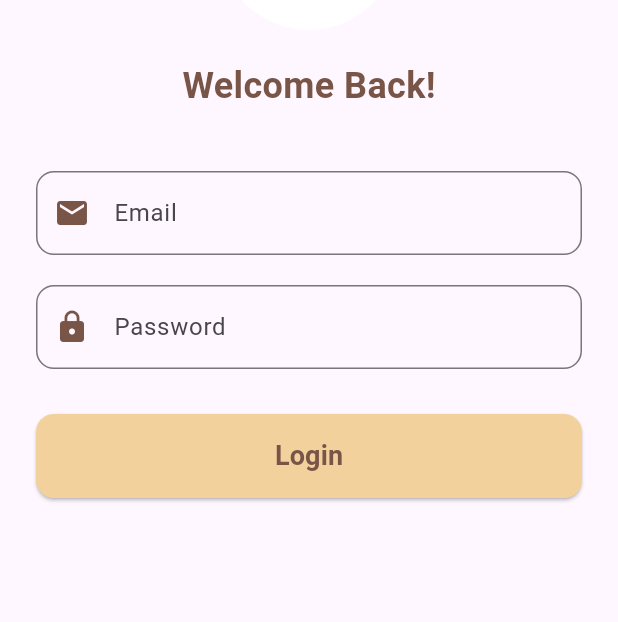
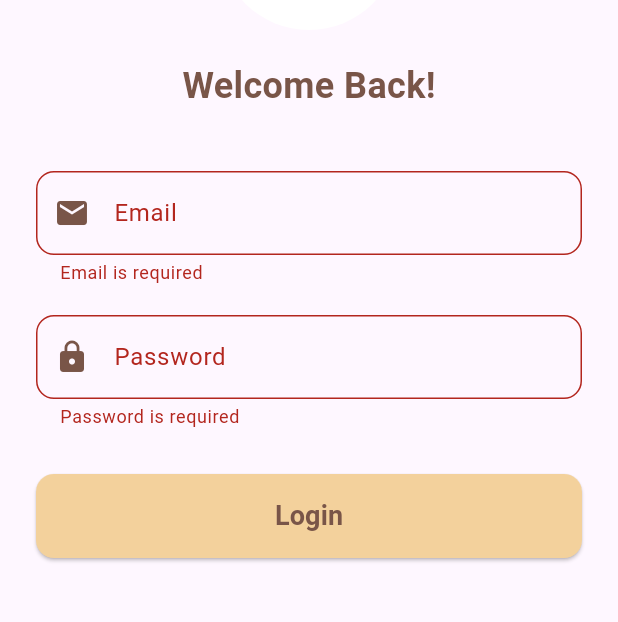
Before and after one commit to anshuyas/daisy_brew, a Flutter app: the LoginScreen screen opened directly, after a tap on "Login", on a phone screen of 412 x 824 dp, the part 210-832 px from its top. Run offline on Flutter 3.47's test engine with Material 3 defaults, Android fonts, the light colour scheme and no system bars.

Commit message:
modified login page

```diff
--- a/lib/screens/login_screen.dart
+++ b/lib/screens/login_screen.dart
@@ -1,7 +1,25 @@
 import 'package:flutter/material.dart';
 
-class LoginScreen extends StatelessWidget {
+class LoginScreen extends StatefulWidget {
   const LoginScreen({super.key});
+
+  @override
+  _LoginScreenState createState() => _LoginScreenState();
+}
+
+class _LoginScreenState extends State<LoginScreen> {
+  final _formKey = GlobalKey<FormState>();
+  final TextEditingController emailController = TextEditingController();
+  final TextEditingController passwordController = TextEditingController();
+
+  void _login() {
+    if (_formKey.currentState!.validate()) {
+      // TODO: Add login logic here
+      ScaffoldMessenger.of(
+        context,
+      ).showSnackBar(const SnackBar(content: Text('Logging in...')));
+    }
+  }
 
   @override
   Widget build(BuildContext context) {
@@ -9,6 +27,8 @@ class LoginScreen extends StatelessWidget {
       body: SafeArea(
         child: Padding(
           padding: const EdgeInsets.symmetric(horizontal: 24, vertical: 40),
+          child: Form(
+            key: _formKey,
             child: Column(
               crossAxisAlignment: CrossAxisAlignment.center,
               children: [
@@ -35,7 +55,8 @@ class LoginScreen extends StatelessWidget {
                 const SizedBox(height: 40),
 
                 // Email TextField
-              TextField(
+                TextFormField(
+                  controller: emailController,
                   decoration: InputDecoration(
                     labelText: 'Email',
                     prefixIcon: Icon(Icons.email, color: Colors.brown),
@@ -43,11 +64,18 @@ class LoginScreen extends StatelessWidget {
                       borderRadius: BorderRadius.circular(12),
                     ),
                   ),
+                  validator: (value) {
+                    if (value == null || value.isEmpty) {
+                      return 'Email is required';
+                    }
+                    return null;
+                  },
                 ),
                 const SizedBox(height: 20),
 
                 // Password TextField
-              TextField(
+                TextFormField(
+                  controller: passwordController,
                   obscureText: true,
                   decoration: InputDecoration(
                     labelText: 'Password',
@@ -56,14 +84,20 @@ class LoginScreen extends StatelessWidget {
                       borderRadius: BorderRadius.circular(12),
                     ),
                   ),
+                  validator: (value) {
+                    if (value == null || value.isEmpty) {
+                      return 'Password is required';
+                    }
+                    return null;
+                  },
                 ),
                 const SizedBox(height: 30),
 
-              // Login Button (no functionality yet)
+                // Login Button
                 SizedBox(
                   width: double.infinity,
                   child: ElevatedButton(
-                  onPressed: () {},
+                    onPressed: _login,
                     style: ElevatedButton.styleFrom(
                       backgroundColor: const Color(0xFFF3D19C),
                       padding: const EdgeInsets.symmetric(vertical: 15),
@@ -85,6 +119,7 @@ class LoginScreen extends StatelessWidget {
             ),
           ),
         ),
+      ),
     );
   }
 }
```
Lines whose indentation alone changed are shown as unchanged.
